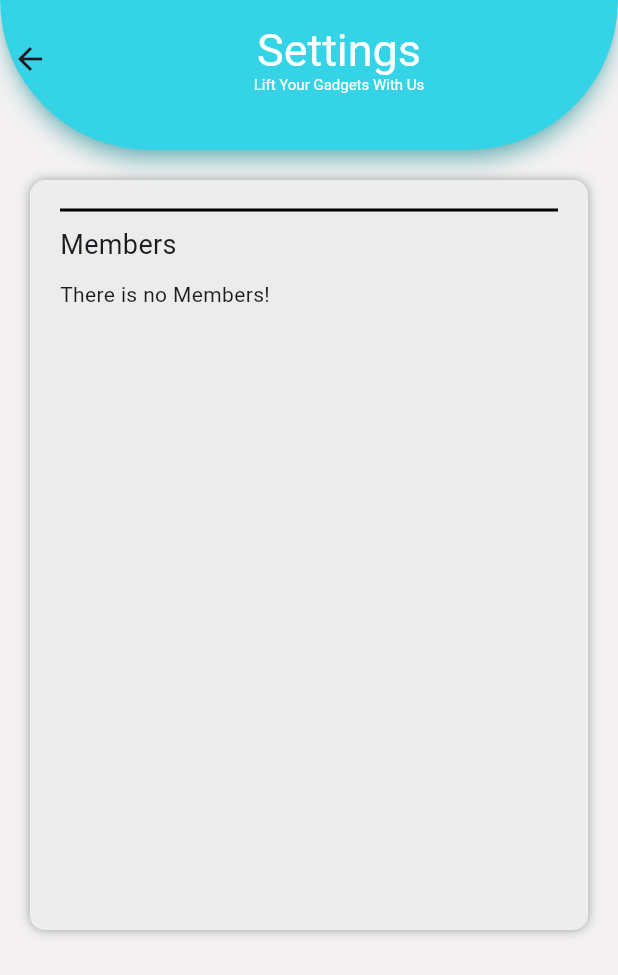
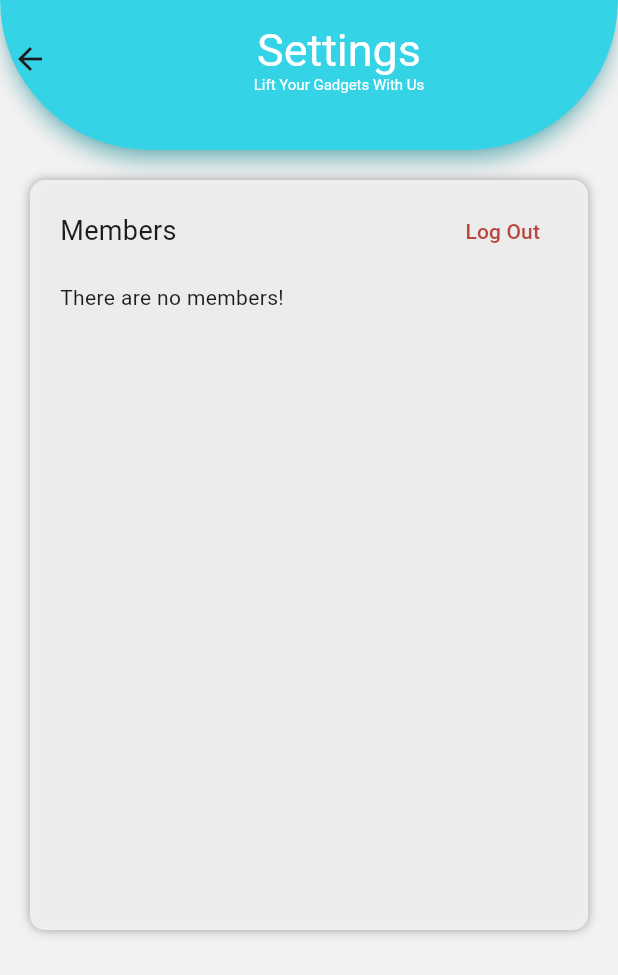
Before and after one commit to younes-damouna/gad-lift, a Flutter app: the SettingsScreen screen opened directly, on a phone screen of 412 x 824 dp. Shown: the top 975 px of the screen. Run offline on Flutter 3.47's test engine with Material 3 defaults, Android fonts, the phone set to English and light mode, and no system bars; our stand-ins replace dio, firebase_core, firebase_messaging, fl_chart, flutter_secure_storage, flutter_svg and 2 more; accounts and stored records are empty; network calls fail.

Commit message:
frontend: fixed bug in settings screen

```diff
--- a/mobile_app/lib/helpers/providers/profile_provider.dart
+++ b/mobile_app/lib/helpers/providers/profile_provider.dart
@@ -6,8 +6,8 @@ class ProfileProvider with ChangeNotifier {
   String email;
   String firstName;
   String lastName;
-    String profileIimg;
-    String mobileNumber;
+  String profileIimg;
+  String mobileNumber;
 
 
   ProfileProvider({
--- a/mobile_app/lib/screens/settings.screen.dart
+++ b/mobile_app/lib/screens/settings.screen.dart
@@ -110,17 +110,27 @@ class _SettingsScreenState extends State<SettingsScreen> {
                   child: Column(
                     crossAxisAlignment: CrossAxisAlignment.start,
                     children: [
-                       Row(
+                      Row(
                         mainAxisAlignment: MainAxisAlignment.spaceBetween,
                         children: [
-                          parent?const SectionTitle(title: 'Requests', size: 18):Container(),
-                          parent?  TextButton(
-                        onPressed: () {
-                          // req();
-                          Navigator.popAndPushNamed(context, '/login');
-                        },
-                        child: const Text('Log Out',style: TextStyle(color: Color.fromARGB(255, 184, 71, 63)),),
-                      ):Container()
+                          parent
+                              ? const SectionTitle(title: 'Requests', size: 18)
+                              : Container(),
+                          parent
+                              ? TextButton(
+                                  onPressed: () {
+                                    // req();
+                                    Navigator.popAndPushNamed(
+                                        context, '/login');
+                                  },
+                                  child: const Text(
+                                    'Log Out',
+                                    style: TextStyle(
+                                        color:
+                                            Color.fromARGB(255, 184, 71, 63)),
+                                  ),
+                                )
+                              : Container()
                         ],
                       ),
                       parent
@@ -177,7 +187,7 @@ class _SettingsScreenState extends State<SettingsScreen> {
                                           EdgeInsets.symmetric(vertical: 10.0),
                                       child: SectionTitle(
                                           title:
-                                              'You don\'t have new Requests!',
+                                              'You don\'t have new requests!',
                                           size: 14),
                                     );
                                   }
@@ -185,15 +195,32 @@ class _SettingsScreenState extends State<SettingsScreen> {
                               ),
                             )
                           : Container(),
-                      const Divider(
+                      parent? Divider(
                         color: Colors.black,
                         height: 20,
                         thickness: 2,
-                      ),
-                      const Row(
+                      ):Container(),
+                       Row(
                         mainAxisAlignment: MainAxisAlignment.spaceBetween,
                         children: [
-                          SectionTitle(title: 'Members', size: 18),
+
+                              const SectionTitle(title: 'Members', size: 18),
+                               Container(),
+                          !parent
+                              ? TextButton(
+                                  onPressed: () {
+                                    // req();
+                                    Navigator.popAndPushNamed(
+                                        context, '/login');
+                                  },
+                                  child: const Text(
+                                    'Log Out',
+                                    style: TextStyle(
+                                        color:
+                                            Color.fromARGB(255, 184, 71, 63)),
+                                  ),
+                                )
+                              : Container()
                         ],
                       ),
                       SizedBox(
@@ -210,23 +237,19 @@ class _SettingsScreenState extends State<SettingsScreen> {
                                           255, 95, 158, 104),
                                       text:
                                           '${member.members[i].first_name} ${member.members[i].last_name}',
-                                      handlePress: () {
-
-
-                                      },
+                                      handlePress: () {},
                                     );
                                   });
                             } else {
                               return const Padding(
                                 padding: EdgeInsets.symmetric(vertical: 10.0),
                                 child: SectionTitle(
-                                    title: 'There is no Members!', size: 14),
+                                    title: 'There are no members!', size: 14),
                               );
                             }
                           },
                         ),
                       ),
-
                     ],
                   ),
                 ),
```
Also changed, not shown: 1 other file.
